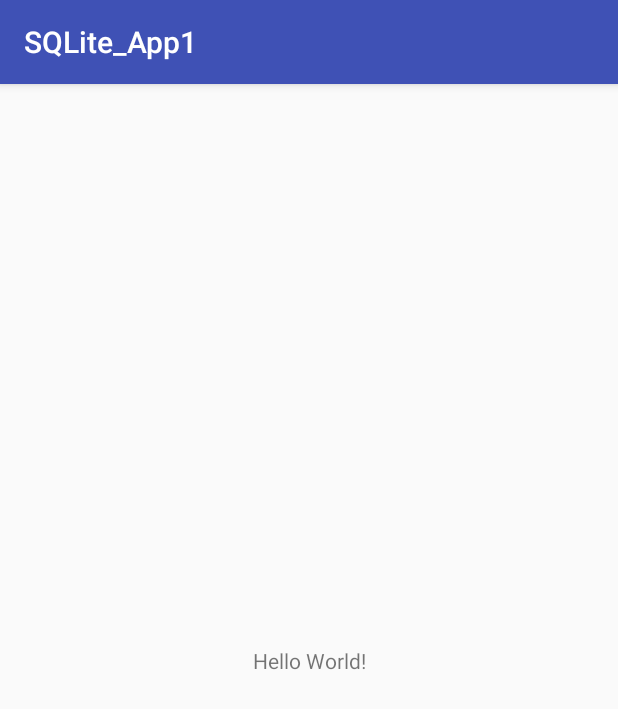
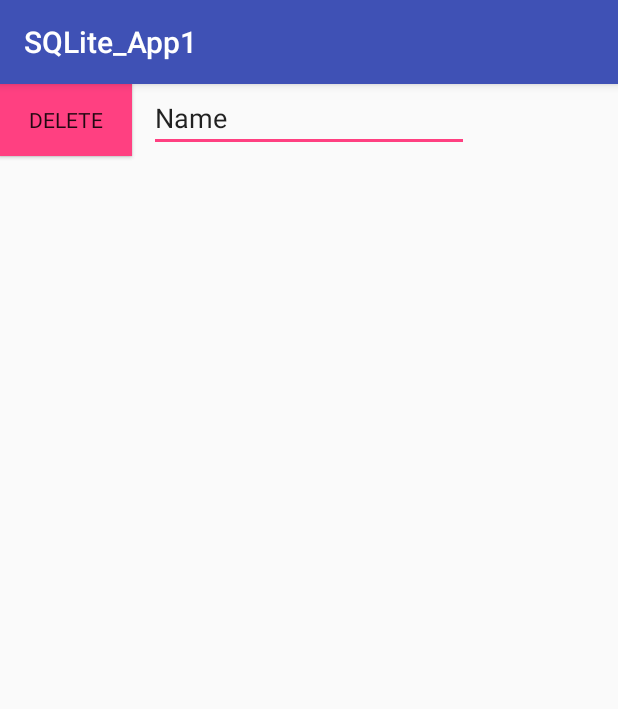
Before and after one commit to afdhalrashid/sqlite_demo, an Android app: the screen it shows after launch (MainActivity), on a phone screen of 412 x 824 dp. Shown: the top 709 px of the screen. Run offline under Robolectric (Android 15) with nearby library versions, the phone set to English and light mode, and no system bars.

```diff
--- a/SQLite_App1/app/src/main/res/layout/activity_main.xml
+++ b/SQLite_App1/app/src/main/res/layout/activity_main.xml
@@ -6,13 +6,41 @@
     android:layout_height="match_parent"
     tools:context="com.example.tir_afdhal.sqlite_app1.MainActivity">
 
-    <TextView
+    <Button
+        android:id="@+id/button_add"
+        style="@android:style/Widget.Button"
         android:layout_width="wrap_content"
         android:layout_height="wrap_content"
-        android:text="Hello World!"
-        app:layout_constraintBottom_toBottomOf="parent"
-        app:layout_constraintLeft_toLeftOf="parent"
+        android:background="@color/colorPrimary"
+        android:onClick="addButton_Click"
+        android:text="Add"
+        android:textAppearance="@android:style/TextAppearance"
+        android:textColor="?android:attr/textColorSecondaryInverse"
+        tools:layout_editor_absoluteX="85dp"
+        tools:layout_editor_absoluteY="133dp" />
+
+    <Button
+        android:id="@+id/button_delete"
+        android:layout_width="wrap_content"
+        android:layout_height="wrap_content"
+        android:background="@color/colorAccent"
+        android:fontFamily="sans-serif"
+        android:onClick="deleteButton_Click"
+        android:text="Delete"
+        tools:layout_editor_absoluteX="212dp"
+        tools:layout_editor_absoluteY="133dp" />
+
+    <EditText
+        android:id="@+id/editText"
+        android:layout_width="wrap_content"
+        android:layout_height="wrap_content"
+        android:ems="10"
+        android:inputType="textPersonName"
+        android:text="Name"
+        tools:layout_editor_absoluteY="48dp"
+        android:layout_marginRight="8dp"
         app:layout_constraintRight_toRightOf="parent"
-        app:layout_constraintTop_toTopOf="parent" />
+        android:layout_marginLeft="8dp"
+        app:layout_constraintLeft_toLeftOf="parent" />
 
 </android.support.constraint.ConstraintLayout>
--- a/SQLite_App1/app/src/main/res/values/colors.xml
+++ b/SQLite_App1/app/src/main/res/values/colors.xml
@@ -2,5 +2,5 @@
 <resources>
     <color name="colorPrimary">#3F51B5</color>
     <color name="colorPrimaryDark">#303F9F</color>
-    <color name="colorAccent">#FF4081</color>
+    <color name="colorAccent">#ff4081</color>
 </resources>
```
Also changed, not shown: SQLite_App1/app/src/main/java/com/example/tir_afdhal/sqlite_app1/Products.java (added, +45 -0 lines).
